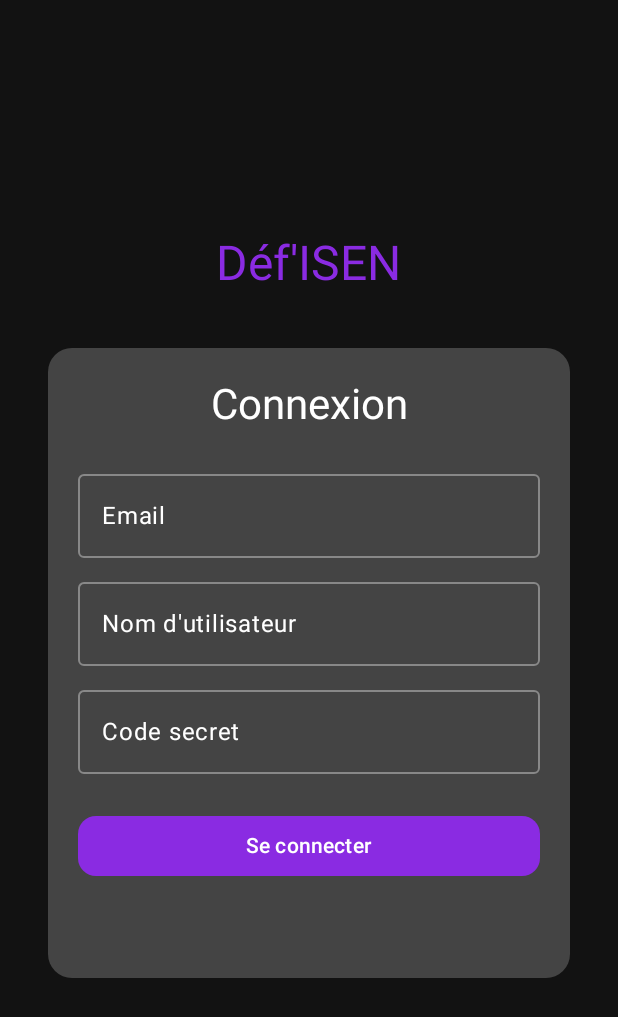
After one commit to BoBlOursPoiluu/IsenPhotoCool, an Android app built with Jetpack Compose: the composable LoginScreen shown on its own in the app's theme, on a phone screen of 412 x 824 dp. The commit adds this screen. Shown: the top 1017 px of the screen. Run offline under Robolectric (Android 15) with nearby library versions, the light colour scheme and no system bars; our stand-ins replace Firebase (no records; nobody signed in at launch, a user with empty details on screens opened directly).

Commit message:
ok modification du nom d'utilisateur good

```diff
--- /dev/null
+++ b/app/src/main/java/fr/isen/meneroud/pictisen/CustomTextField.kt
@@ -0,0 +1,41 @@
+package fr.isen.meneroud.pictisen
+
+import androidx.compose.foundation.layout.fillMaxWidth
+import androidx.compose.foundation.layout.padding
+import androidx.compose.foundation.text.KeyboardOptions
+import androidx.compose.material3.OutlinedTextField
+import androidx.compose.material3.OutlinedTextFieldDefaults
+import androidx.compose.material3.Text
+import androidx.compose.runtime.Composable
+import androidx.compose.ui.Modifier
+import androidx.compose.ui.graphics.Color
+import androidx.compose.ui.text.input.KeyboardType
+import androidx.compose.ui.text.input.PasswordVisualTransformation
+import androidx.compose.ui.text.input.VisualTransformation
+import androidx.compose.ui.unit.dp
+
+@Composable
+fun CustomTextField(
+    value: String,
+    onValueChange: (String) -> Unit,
+    label: String,
+    primaryColor: Color,
+    keyboardType: KeyboardType = KeyboardType.Text,
+    isPassword: Boolean = false
+) {
+    OutlinedTextField(
+        value = value,
+        onValueChange = onValueChange,
+        label = { Text(label, color = Color.White) },
+        keyboardOptions = KeyboardOptions(keyboardType = keyboardType),
+        colors = OutlinedTextFieldDefaults.colors(
+            focusedBorderColor = primaryColor,
+            unfocusedBorderColor = Color.Gray,
+            cursorColor = primaryColor
+        ),
+        visualTransformation = if (isPassword) PasswordVisualTransformation() else VisualTransformation.None,
+        modifier = Modifier
+            .fillMaxWidth()
+            .padding(vertical = 4.dp)
+    )
+}
--- /dev/null
+++ b/app/src/main/java/fr/isen/meneroud/pictisen/LoginScreen.kt
@@ -0,0 +1,145 @@
+package fr.isen.meneroud.pictisen
+
+
+
+import androidx.compose.foundation.background
+import androidx.compose.foundation.layout.*
+import androidx.compose.foundation.shape.RoundedCornerShape
+import androidx.compose.material3.*
+import androidx.compose.runtime.*
+import androidx.compose.ui.Alignment
+import androidx.compose.ui.Modifier
+import androidx.compose.ui.graphics.Color
+import androidx.compose.ui.text.input.KeyboardType
+import androidx.compose.ui.unit.dp
+import androidx.navigation.NavController
+import com.google.firebase.auth.FirebaseAuth
+import kotlinx.coroutines.launch
+
+
+@Composable
+fun LoginScreen(onNavigateToSettings: (String) -> Unit) {
+    var firstName by remember { mutableStateOf("") }
+    var lastName by remember { mutableStateOf("") }
+    var code by remember { mutableStateOf("") }
+    var errorMessage by remember { mutableStateOf("") }
+    var email by remember { mutableStateOf("") }
+    var username by remember { mutableStateOf("") }
+    val scope = rememberCoroutineScope()
+
+    // Couleurs de l'interface
+    val backgroundColor = Color(0xFF121212) // Noir
+    val primaryColor = Color(0xFF8A2BE2)   // Violet
+    val textColor = Color.White
+
+    Box(
+        modifier = Modifier
+            .fillMaxSize()
+            .background(backgroundColor)
+            .padding(16.dp),
+        contentAlignment = Alignment.Center
+    ) {
+        Column(
+            horizontalAlignment = Alignment.CenterHorizontally
+        ) {
+            // Nom de l'application
+            Text(
+                text = "Déf'ISEN",
+                color = primaryColor,
+                style = MaterialTheme.typography.headlineLarge
+            )
+
+            Spacer(modifier = Modifier.height(20.dp))
+
+            Card(
+                shape = RoundedCornerShape(16.dp),
+                colors = CardDefaults.cardColors(containerColor = Color.DarkGray),
+                modifier = Modifier
+                    .fillMaxWidth()
+                    .padding(16.dp)
+                    .wrapContentHeight()
+            ) {
+                Column(
+                    modifier = Modifier.padding(20.dp),
+                    horizontalAlignment = Alignment.CenterHorizontally
+                ) {
+                    Text(
+                        "Connexion",
+                        color = textColor,
+                        style = MaterialTheme.typography.headlineMedium
+                    )
+
+                    Spacer(modifier = Modifier.height(16.dp))
+
+
+                    CustomTextField(
+                        value = email,
+                        onValueChange = { email = it },
+                        label = "Email",
+                        primaryColor,
+                        KeyboardType.Email
+                    )
+                    CustomTextField(
+                        value = username,
+                        onValueChange = { username = it },
+                        label = "Nom d'utilisateur",
+                        primaryColor
+                    )
+                    CustomTextField(
+                        value = code,
+                        onValueChange = { code = it },
+                        label = "Code secret",
+                        primaryColor = primaryColor,
+                        keyboardType = KeyboardType.Password,
+                        isPassword = true
+                    )
+
+                    Spacer(modifier = Modifier.height(20.dp))
+
+                    // Bouton de connexion
+                    Button(
+                        onClick = {
+                            scope.launch {
+                                if (username.isNotBlank() && code.isNotBlank()) {
+                                    val user = FirebaseService.getUser(username, code)
+
+                                    if (user != null) {
+                                        FirebaseService.setCurrentUser(username, code)
+
+                                        // 🔥 Récupérer l'UID de l'utilisateur connecté
+                                        val user = FirebaseAuth.getInstance().currentUser
+                                        if (user != null) {
+                                            println("✅ Connexion réussie ! UID récupéré: ${user.uid}") // DEBUG
+                                            onNavigateToSettings(user.uid) // 🔥 Navigation avec UID
+                                        } else {
+                                            errorMessage = "❌ [ERREUR] Impossible de récupérer l'UID après connexion."
+                                            println(errorMessage)
+
+                                        }
+                                    }
+                                } else {
+                                    errorMessage = "Veuillez entrer un nom d'utilisateur et un code secret"
+                                }
+                            }
+                        },
+                        colors = ButtonDefaults.buttonColors(containerColor = primaryColor),
+                        shape = RoundedCornerShape(12.dp),
+                        modifier = Modifier.fillMaxWidth()
+                    ) {
+                        Text("Se connecter", color = textColor)
+                    }
+
+                    Spacer(modifier = Modifier.height(10.dp))
+
+                    Text(
+                        errorMessage,
+                        color = if (errorMessage == "Connexion réussie !") Color.Green else Color.Red
+                    )
+
+                    Spacer(modifier = Modifier.height(10.dp))
+
+                }
+            }
+        }
+    }
+}
--- a/app/src/main/java/fr/isen/meneroud/pictisen/MainActivity.kt
+++ b/app/src/main/java/fr/isen/meneroud/pictisen/MainActivity.kt
@@ -3,6 +3,10 @@ package fr.isen.meneroud.pictisen
 import android.os.Bundle
 import androidx.activity.ComponentActivity
 import androidx.activity.compose.setContent
+import androidx.compose.runtime.*
+import androidx.compose.material3.MaterialTheme
+import androidx.compose.material3.Surface
+import com.google.firebase.auth.FirebaseAuth
 
 class MainActivity : ComponentActivity() {
     override fun onCreate(savedInstanceState: Bundle?) {
```
Also changed, not shown: app/build.gradle.kts (+8 -4 lines), app/src/main/java/fr/isen/meneroud/pictisen/FirebaseService.kt (added, +96 -0 lines), app/src/main/java/fr/isen/meneroud/pictisen/UserSettingScreen.kt (+42 -68 lines), app/src/main/java/fr/isen/meneroud/pictisen/UserViewModel.kt (+43 -78 lines), gradle/libs.versions.toml (+14 -0 lines).
